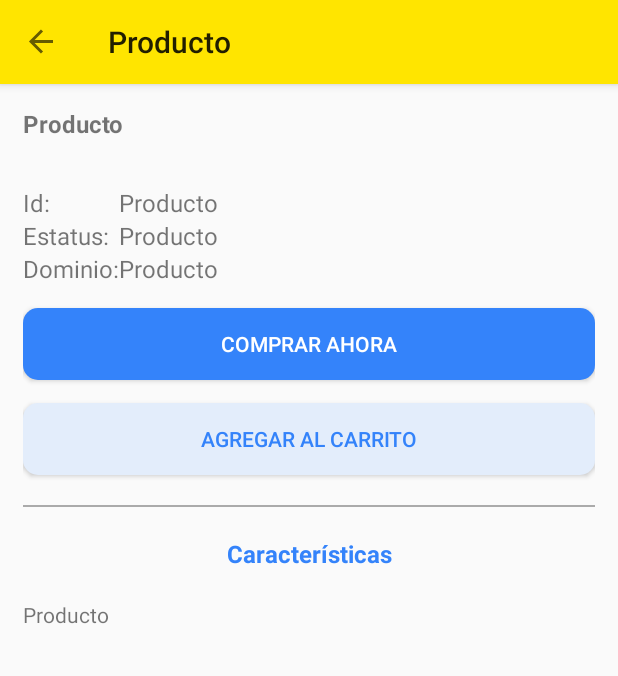
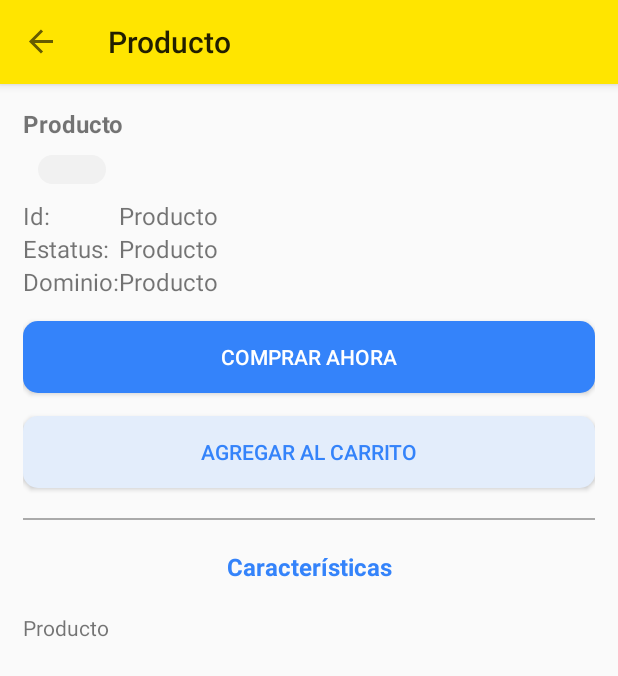
Before and after one commit to Krkhvr/busca-productos-mercado-libre, an Android app: the ProductDetailFragment screen opened through its navigation route, on a phone screen of 412 x 824 dp. Shown: the top 676 px of the screen. Run offline under Robolectric (Android 15) with nearby library versions, the phone set to English and light mode, and no system bars; our stand-ins replace Dagger/Hilt's generated code, Picasso, navigation-ui; pictures from the network do not load.

Commit message:
Se agregó un contador al carrusel de imágenes en el fragment de detalles de producto

```diff
--- a/app/src/main/java/com/marco/buscamercadolibre/view/main/OnProductClickListenerImp.kt
+++ b/app/src/main/java/com/marco/buscamercadolibre/view/main/OnProductClickListenerImp.kt
@@ -4,7 +4,7 @@ import com.marco.buscamercadolibre.model.product.ProductModel
 import javax.inject.Inject
 
 /***
- * Clase que implementa el evento OnClick para un elemento de la lista de productos
+ * Clase que gestiona la interface de evento OnClick para un elemento de la lista de productos
  */
 class OnProductClickListenerImp @Inject constructor(private val onProductClickListener: OnProductClickListener){
 
--- a/app/src/main/java/com/marco/buscamercadolibre/view/product/ProductDetailAdapter.kt
+++ b/app/src/main/java/com/marco/buscamercadolibre/view/product/ProductDetailAdapter.kt
@@ -10,7 +10,9 @@ import com.squareup.picasso.Picasso
 /**
  * Clase Adapter para mostrar un carrete de imágenes de un producto específico
  */
-class ProductDetailAdapter(private var pictures:ArrayList<PictureModel>): RecyclerView.Adapter<ProductDetailAdapter.ProductDetailHolder>() {
+class ProductDetailAdapter(
+    private var pictures:ArrayList<PictureModel>
+) : RecyclerView.Adapter<ProductDetailAdapter.ProductDetailHolder>() {
 
     private val TAG = "ProductAdapter"
 
--- a/app/src/main/java/com/marco/buscamercadolibre/view/product/ProductDetailFragment.kt
+++ b/app/src/main/java/com/marco/buscamercadolibre/view/product/ProductDetailFragment.kt
@@ -4,6 +4,7 @@ import android.os.Build
 import android.os.Bundle
 import android.text.Html
 import android.text.Spanned
+import android.util.Log
 import android.view.*
 import android.widget.Toast
 import androidx.fragment.app.Fragment
@@ -25,6 +26,8 @@ import javax.inject.Inject
 @AndroidEntryPoint
 class ProductDetailFragment : Fragment() {
 
+    private val TAG = "ProductDetailFragment"
+
     private var _binding: FragmentProductDetailBinding? = null
     private val binding get() = _binding!!
 
@@ -32,6 +35,7 @@ class ProductDetailFragment : Fragment() {
 
     private lateinit var adapter: ProductDetailAdapter
     @Inject lateinit var pictureList: ArrayList<PictureModel>
+    //@Inject lateinit var onSlideListenerImp: OnSlideListenerImp
 
     override fun onCreateView(
         inflater: LayoutInflater, container: ViewGroup?,
@@ -60,6 +64,12 @@ class ProductDetailFragment : Fragment() {
         adapter = ProductDetailAdapter(pictureList)
         binding.viewPagerPictures.adapter = adapter
         binding.viewPagerPictures.orientation = ViewPager2.ORIENTATION_HORIZONTAL
+        binding.viewPagerPictures.registerOnPageChangeCallback(object: ViewPager2.OnPageChangeCallback(){
+            override fun onPageSelected(position: Int) {
+                super.onPageSelected(position)
+                updateCounter(position)
+            }
+        })
 
         //Observe
         sharedViewModel.selected.observe(viewLifecycleOwner, Observer {
@@ -74,6 +84,15 @@ class ProductDetailFragment : Fragment() {
         binding.buttonAddToCar.setOnClickListener {
             Toast.makeText(context, getString(R.string.product_added_to_car), Toast.LENGTH_SHORT).show()
         }
+    }
+
+    /**
+     * Actualiza el indice de la imagen mostrado en el carrete
+     * @param position Indice de la imagen
+     */
+    fun updateCounter(position: Int) {
+        val counter = "${position+1}/${pictureList.size}"
+        binding.textViewCounter.text = counter
     }
 
     /**
@@ -99,12 +118,15 @@ class ProductDetailFragment : Fragment() {
     private fun getFeatures(attributeModel: List<AttributeModel>): String{
         var features = ""
         attributeModel.forEach {
-            //features+="> ${it.name}: ${it.value}\n"
             features+= "<font color=#3483FA><b>> </b></font>${it.name}: ${it.value}<br>"
         }
         return features
     }
 
+    /**
+     * Parsea una cadena para darle formato html
+     * @return Devuelve un texto enriquecido
+     */
     private fun convertToHtml(features: String): Spanned {
         return if (Build.VERSION.SDK_INT >= Build.VERSION_CODES.N) {
             Html.fromHtml(features, Html.FROM_HTML_MODE_COMPACT)
--- a/app/src/main/res/drawable/button_add.xml
+++ b/app/src/main/res/drawable/add_button_background.xml
@@ -1,6 +1,5 @@
 <?xml version="1.0" encoding="utf-8"?>
 <shape xmlns:android="http://schemas.android.com/apk/res/android">
     <corners android:radius="10dp" />
-    <!--<stroke android:color="#000000" android:width="3dp" />-->
     <solid android:color="@color/blue_add_button" />
 </shape>
--- a/app/src/main/res/drawable/button_buy.xml
+++ b/app/src/main/res/drawable/buy_button_background.xml
@@ -1,6 +1,5 @@
 <?xml version="1.0" encoding="utf-8"?>
 <shape xmlns:android="http://schemas.android.com/apk/res/android">
     <corners android:radius="10dp" />
-    <!--<stroke android:color="#000000" android:width="3dp" />-->
     <solid android:color="@color/blue_buy_button" />
 </shape>
--- /dev/null
+++ b/app/src/main/res/drawable/counter_background.xml
@@ -0,0 +1,5 @@
+<?xml version="1.0" encoding="utf-8"?>
+<shape xmlns:android="http://schemas.android.com/apk/res/android">
+    <corners android:radius="300dp" />
+    <solid android:color="@color/gray" />
+</shape>
--- a/app/src/main/res/layout/fragment_product_detail.xml
+++ b/app/src/main/res/layout/fragment_product_detail.xml
@@ -2,15 +2,13 @@
 <androidx.constraintlayout.widget.ConstraintLayout xmlns:android="http://schemas.android.com/apk/res/android"
     xmlns:tools="http://schemas.android.com/tools"
     android:layout_width="match_parent"
-    android:layout_height="match_parent"
-    xmlns:app="http://schemas.android.com/apk/res-auto">
+    android:layout_height="match_parent">
 
     <ScrollView
-
         android:layout_width="match_parent"
         android:layout_height="match_parent"
         tools:context=".view.product.ProductDetailFragment"
-        android:padding="@dimen/item_padding">
+        android:padding="@dimen/scrollview_padding">
 
         <LinearLayout
             android:layout_width="match_parent"
@@ -21,17 +19,29 @@
                 android:id="@+id/textViewName"
                 android:layout_width="match_parent"
                 android:layout_height="wrap_content"
-                android:layout_weight="1"
                 android:text="@string/product_details_name"
                 android:textSize="@dimen/detail_label"
                 android:textStyle="bold"/>
 
-            <androidx.viewpager2.widget.ViewPager2
-                android:id="@+id/viewPagerPictures"
+            <RelativeLayout
                 android:layout_width="match_parent"
-                android:layout_height="match_parent"
-                android:layout_weight="2"
-                android:padding="@dimen/item_padding" />
+                android:layout_height="wrap_content">
+
+                <androidx.viewpager2.widget.ViewPager2
+                    android:id="@+id/viewPagerPictures"
+                    android:layout_width="match_parent"
+                    android:layout_height="match_parent" />
+
+                <TextView
+                    android:id="@+id/textViewCounter"
+                    android:layout_width="@dimen/counter_view_size"
+                    android:layout_height="wrap_content"
+                    android:textSize="@dimen/counter_text_size"
+                    android:background="@drawable/counter_background"
+                    android:layout_margin="@dimen/counter_margin"
+                    android:gravity="center" />
+
+            </RelativeLayout>
 
             <LinearLayout
                 android:layout_width="match_parent"
@@ -101,7 +111,7 @@
                     android:layout_width="match_parent"
                     android:layout_height="wrap_content"
                     android:layout_marginTop="@dimen/button_margin"
-                    android:background="@drawable/button_buy"
+                    android:background="@drawable/buy_button_background"
                     android:textColor="@color/white"
                     android:text="@string/buy_button"/>
 
@@ -110,7 +120,7 @@
                     android:layout_width="match_parent"
                     android:layout_height="wrap_content"
                     android:layout_marginTop="@dimen/button_margin"
-                    android:background="@drawable/button_add"
+                    android:background="@drawable/add_button_background"
                     android:textColor="@color/blue_buy_button"
                     android:text="@string/add_button"/>
 
--- a/app/src/main/res/values/dimens.xml
+++ b/app/src/main/res/values/dimens.xml
@@ -1,6 +1,6 @@
 <resources>
     <dimen name="text_margin">16dp</dimen>
-    <dimen name="item_padding">15dp</dimen>
+    <dimen name="item_padding">20dp</dimen>
     <dimen name="description_label">16sp</dimen>
 
     <!-- Nav Header -->
@@ -13,10 +13,14 @@
     <dimen name="no_products">28sp</dimen>
 
     <!--ProductDetailFragment-->
+    <dimen name="scrollview_padding">15dp</dimen>
     <dimen name="margin_separator">20dp</dimen>
     <dimen name="detail_label">16sp</dimen>
     <dimen name="features_label">16sp</dimen>
     <dimen name="button_margin_top">20dp</dimen>
     <dimen name="button_margin">15dp</dimen>
+    <dimen name="counter_text_size">14sp</dimen>
+    <dimen name="counter_view_size">45dp</dimen>
+    <dimen name="counter_margin">10dp</dimen>
 
 </resources>
```
Also changed, not shown: app/build.gradle (+8 -1 lines), app/src/main/java/com/marco/buscamercadolibre/common/Utility.kt (+10 -4 lines).
